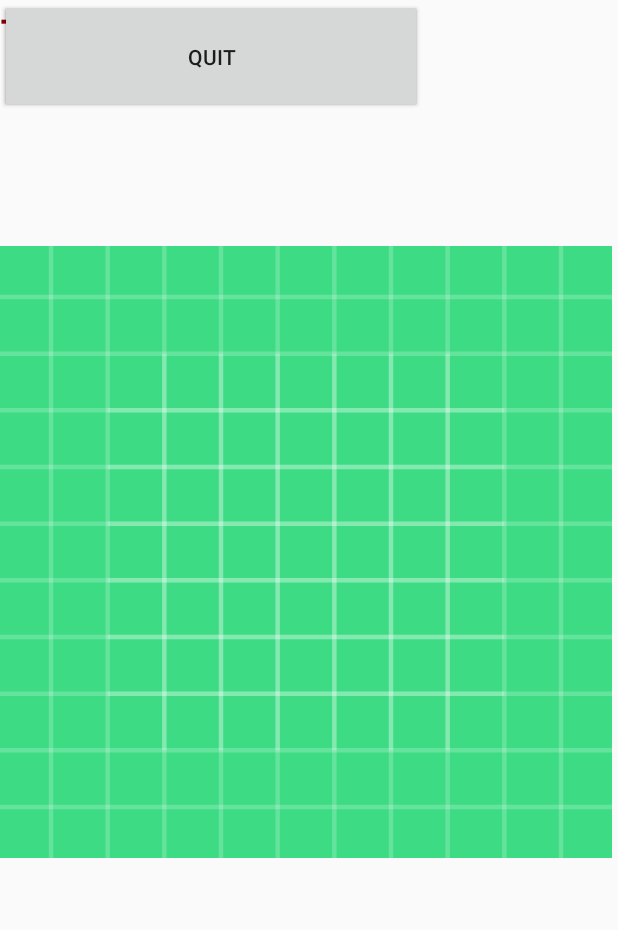
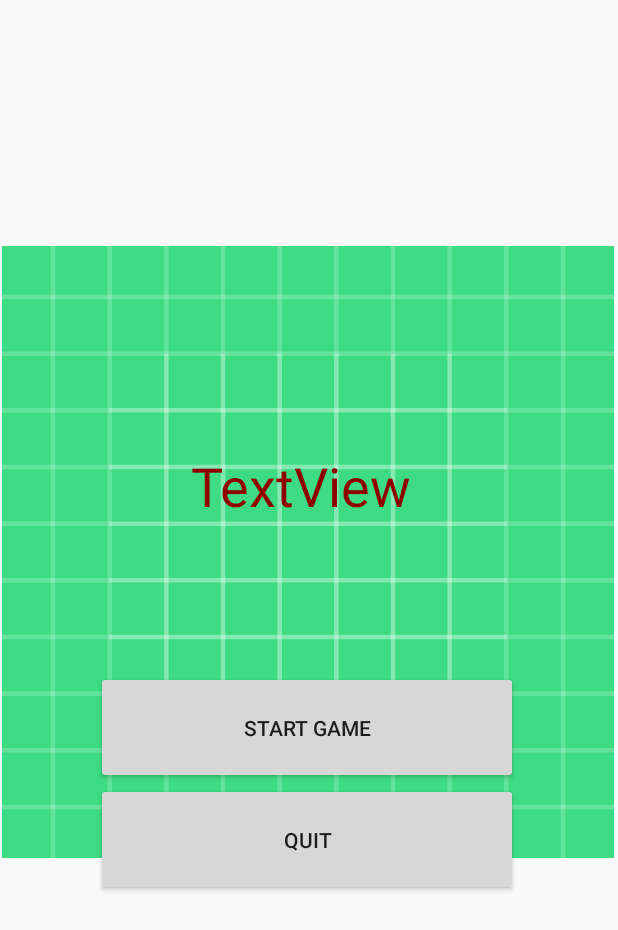
Before and after one commit to tconst4/CS125-Final, an Android app: the layout start_screen.xml on its own in the app's theme, with its tools: preview values and no code run, on a phone screen of 412 x 824 dp. Shown: the top 930 px of the screen. Run offline under Robolectric (Android 15) with nearby library versions, the phone set to English and light mode, and no system bars; Roboto replaces fonts that are not available here.

Commit message:
Merge branch 'master' of https://github.com/tconst4/CS125-Final
 Conflicts:
	app/src/main/java/com/example/cs125final/TestClass.java
	app/src/main/res/layout/start_screen.xml

```diff
--- a/app/build.gradle
+++ b/app/build.gradle
@@ -20,6 +20,10 @@ android {
             proguardFiles getDefaultProguardFile('proguard-android-optimize.txt'), 'proguard-rules.pro'
         }
     }
+    compileOptions {
+        targetCompatibility = 1.8
+        sourceCompatibility = 1.8
+    }
 
 }
 
--- a/app/src/main/AndroidManifest.xml
+++ b/app/src/main/AndroidManifest.xml
@@ -9,7 +9,7 @@
         android:roundIcon="@mipmap/ic_launcher_round"
         android:supportsRtl="true"
         android:theme="@style/AppTheme" >
-        <activity android:name=".MainActivity" >
+        <activity android:name=".StartScreen" >
             <intent-filter>
                 <action android:name="android.intent.action.MAIN" />
 
--- a/app/src/main/java/com/example/cs125final/MainActivity.java
+++ /dev/null
@@ -1,4 +0,0 @@
-package com.example.cs125final;
-
-public class MainActivity {
-}
--- a/app/src/main/res/layout/start_screen.xml
+++ b/app/src/main/res/layout/start_screen.xml
@@ -1,6 +1,5 @@
 <?xml version="1.0" encoding="utf-8"?>
-<androidx.constraintlayout.widget.ConstraintLayout
-    xmlns:android="http://schemas.android.com/apk/res/android"
+<androidx.constraintlayout.widget.ConstraintLayout xmlns:android="http://schemas.android.com/apk/res/android"
     xmlns:app="http://schemas.android.com/apk/res-auto"
     xmlns:tools="http://schemas.android.com/tools"
     android:layout_width="match_parent"
@@ -10,35 +9,46 @@
         android:id="@+id/imageView"
         android:layout_width="408dp"
         android:layout_height="736dp"
-        app:srcCompat="@drawable/ic_launcher_background"
-        tools:layout_editor_absoluteX="1dp"
-        tools:layout_editor_absoluteY="-3dp" />
+        android:layout_marginStart="1dp"
+        android:layout_marginLeft="1dp"
+        app:layout_constraintStart_toStartOf="parent"
+        app:layout_constraintTop_toTopOf="parent"
+        app:srcCompat="@drawable/ic_launcher_background" />
 
     <Button
         android:id="@+id/start_button"
         android:layout_width="281dp"
         android:layout_height="75dp"
+        android:layout_marginStart="64dp"
+        android:layout_marginLeft="64dp"
+        android:layout_marginTop="447dp"
         android:text="Start Game"
-        tools:layout_editor_absoluteX="65dp"
-        tools:layout_editor_absoluteY="566dp" />
+        app:layout_constraintStart_toStartOf="parent"
+        app:layout_constraintTop_toTopOf="parent" />
 
     <Button
         android:id="@+id/quit_button"
         android:layout_width="281dp"
         android:layout_height="75dp"
+        android:layout_marginStart="64dp"
+        android:layout_marginLeft="64dp"
+        android:layout_marginTop="522dp"
         android:text="Quit"
-        tools:layout_editor_absoluteX="65dp"
-        tools:layout_editor_absoluteY="640dp" />
+        app:layout_constraintStart_toStartOf="parent"
+        app:layout_constraintTop_toTopOf="parent" />
 
     <TextView
         android:id="@+id/textView4"
         android:layout_width="wrap_content"
         android:layout_height="wrap_content"
+        android:layout_marginStart="127dp"
+        android:layout_marginLeft="127dp"
+        android:layout_marginTop="299dp"
         android:fontFamily="@font/trade_winds"
         android:text="TextView"
         android:textColor="#8E0000"
         android:textSize="36sp"
-        tools:layout_editor_absoluteX="127dp"
-        tools:layout_editor_absoluteY="299dp" />
+        app:layout_constraintStart_toStartOf="parent"
+        app:layout_constraintTop_toTopOf="parent" />
 
 </androidx.constraintlayout.widget.ConstraintLayout>
```
Also changed, not shown: app/src/main/java/com/example/cs125final/BattleActivity.java (+9 -3 lines), app/src/main/java/com/example/cs125final/StartScreen.java (+5 -5 lines), app/src/main/java/com/example/cs125final/TestClass.java (deleted, +0 -7 lines), app/src/main/res/layout/battle_activity.xml (+28 -14 lines).
